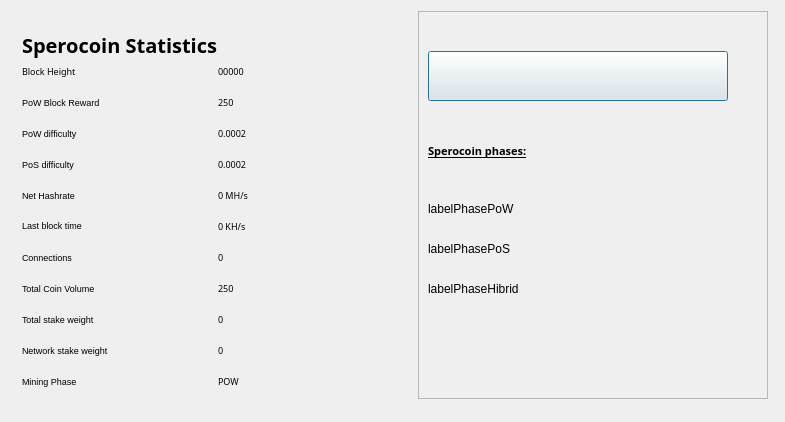
This is src/qt/forms/statisticspage.ui in LightBurdenOfficial/SperoCoin_Android as Qt 5 draws it before an edit. The edited form follows.
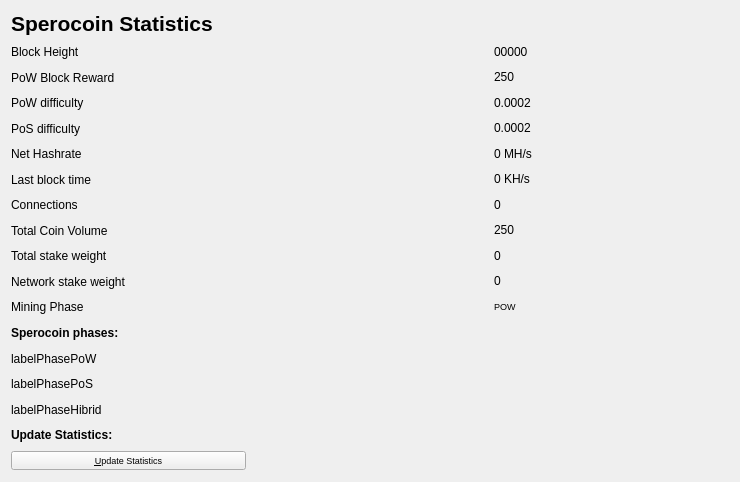
This is the edited form. Icons and pictures are not drawn.

Commit message: Mudança de Layout - Versão Final

The edit to the form file:
```diff
--- a/src/qt/forms/statisticspage.ui
+++ b/src/qt/forms/statisticspage.ui
@@ -9,610 +9,493 @@
    <rect>
     <x>0</x>
     <y>0</y>
-    <width>785</width>
-    <height>422</height>
+    <width>740</width>
+    <height>482</height>
    </rect>
   </property>
   <property name="windowTitle">
    <string>Digging</string>
   </property>
-  <property name="styleSheet">
-   <string notr="true">font: 75 5pt &quot;Century Gothic&quot;;</string>
-  </property>
-  <layout class="QGridLayout" name="gridLayout">
-   <property name="sizeConstraint">
-    <enum>QLayout::SetMaximumSize</enum>
-   </property>
-   <item row="0" column="1" colspan="2">
-    <widget class="QFrame" name="frame">
-     <property name="sizePolicy">
-      <sizepolicy hsizetype="Preferred" vsizetype="Preferred">
-       <horstretch>0</horstretch>
-       <verstretch>0</verstretch>
-      </sizepolicy>
-     </property>
-     <property name="minimumSize">
-      <size>
-       <width>350</width>
-       <height>0</height>
-      </size>
-     </property>
-     <property name="frameShape">
-      <enum>QFrame::StyledPanel</enum>
-     </property>
-     <property name="frameShadow">
-      <enum>QFrame::Raised</enum>
-     </property>
-     <widget class="QLabel" name="label">
-      <property name="geometry">
-       <rect>
-        <x>10</x>
-        <y>100</y>
-        <width>200</width>
-        <height>81</height>
-       </rect>
-      </property>
-      <property name="font">
-       <font>
-        <family>Century Gothic</family>
-        <pointsize>8</pointsize>
-        <weight>9</weight>
-        <italic>false</italic>
-        <bold>false</bold>
-       </font>
-      </property>
-      <property name="styleSheet">
-       <string notr="true">font: 75 8pt &quot;Century Gothic&quot;;</string>
-      </property>
-      <property name="text">
-       <string>&lt;html&gt;&lt;head/&gt;&lt;body&gt;&lt;p&gt;&lt;span style=&quot; font-size:8pt; font-weight:600; text-decoration: underline;&quot;&gt;Sperocoin phases:&lt;/span&gt;&lt;/p&gt;&lt;/body&gt;&lt;/html&gt;</string>
-      </property>
-     </widget>
-     <widget class="QLabel" name="labelPhasePoW">
-      <property name="geometry">
-       <rect>
-        <x>10</x>
-        <y>190</y>
-        <width>300</width>
-        <height>16</height>
-       </rect>
-      </property>
-      <property name="minimumSize">
-       <size>
-        <width>0</width>
-        <height>0</height>
-       </size>
-      </property>
-      <property name="styleSheet">
-       <string notr="true">font: 75 7pt &quot;Century Gothic&quot;;</string>
-      </property>
-      <property name="text">
-       <string>labelPhasePoW</string>
-      </property>
-     </widget>
-     <widget class="QLabel" name="labelPhasePoS">
-      <property name="geometry">
-       <rect>
-        <x>10</x>
-        <y>230</y>
-        <width>300</width>
-        <height>16</height>
-       </rect>
-      </property>
-      <property name="styleSheet">
-       <string notr="true">font: 75 7pt &quot;Century Gothic&quot;;</string>
-      </property>
-      <property name="text">
-       <string>labelPhasePoS</string>
-      </property>
-     </widget>
-     <widget class="QLabel" name="labelPhaseHibrid">
-      <property name="geometry">
-       <rect>
-        <x>10</x>
-        <y>270</y>
-        <width>300</width>
-        <height>16</height>
-       </rect>
-      </property>
-      <property name="styleSheet">
-       <string notr="true">font: 75 7pt &quot;Century Gothic&quot;;</string>
-      </property>
-      <property name="text">
-       <string>labelPhaseHibrid</string>
-      </property>
-     </widget>
-     <widget class="QPushButton" name="startButton">
-      <property name="geometry">
-       <rect>
-        <x>10</x>
-        <y>40</y>
-        <width>300</width>
-        <height>50</height>
-       </rect>
-      </property>
-      <property name="sizePolicy">
-       <sizepolicy hsizetype="Fixed" vsizetype="Fixed">
-        <horstretch>0</horstretch>
-        <verstretch>0</verstretch>
-       </sizepolicy>
-      </property>
-      <property name="minimumSize">
-       <size>
-        <width>300</width>
-        <height>50</height>
-       </size>
-      </property>
-      <property name="maximumSize">
-       <size>
-        <width>300</width>
-        <height>50</height>
-       </size>
-      </property>
-      <property name="font">
-       <font>
-        <family>Century Gothic</family>
-        <pointsize>5</pointsize>
-        <weight>9</weight>
-        <italic>false</italic>
-        <bold>false</bold>
-       </font>
-      </property>
-      <property name="autoFillBackground">
-       <bool>false</bool>
-      </property>
-      <property name="styleSheet">
-       <string notr="true"/>
-      </property>
-      <property name="text">
-       <string/>
-      </property>
-      <property name="icon">
-       <iconset>
-        <normalon>:/icons/reload</normalon>
-       </iconset>
-      </property>
-      <property name="iconSize">
-       <size>
-        <width>32</width>
-        <height>33</height>
-       </size>
-      </property>
-      <property name="autoDefault">
-       <bool>true</bool>
-      </property>
-      <property name="default">
-       <bool>true</bool>
-      </property>
-     </widget>
-    </widget>
-   </item>
+  <layout class="QVBoxLayout" name="verticalLayout_2">
+   <item>
+    <layout class="QGridLayout" name="gridLayout_2">
    <item row="0" column="0">
-    <widget class="QFrame" name="gridFrame_2">
-     <layout class="QGridLayout" name="gridLayout_4">
-      <item row="3" column="0">
-       <layout class="QHBoxLayout" name="horizontalLayout_4">
-        <property name="spacing">
-         <number>7</number>
-        </property>
-        <item>
          <widget class="QLabel" name="label_5">
           <property name="font">
            <font>
-            <family>Century Gothic</family>
-            <pointsize>12</pointsize>
-            <weight>9</weight>
-            <italic>false</italic>
-            <bold>false</bold>
-           </font>
-          </property>
-          <property name="styleSheet">
-           <string notr="true">font: 75 12pt &quot;Century Gothic&quot;;</string>
-          </property>
+         <pointsize>16</pointsize>
+         <weight>75</weight>
+         <bold>true</bold>
+        </font>
+       </property>
           <property name="text">
-           <string>&lt;html&gt;&lt;head/&gt;&lt;body&gt;&lt;p&gt;&lt;span style=&quot; font-size:20px; font-weight:600; color:#000000;&quot;&gt;Sperocoin Statistics&lt;/span&gt;&lt;/p&gt;&lt;/body&gt;&lt;/html&gt;</string>
+        <string>Sperocoin Statistics</string>
           </property>
          </widget>
         </item>
-        <item>
-         <spacer name="horizontalSpacer_2">
-          <property name="orientation">
-           <enum>Qt::Horizontal</enum>
-          </property>
-          <property name="sizeType">
-           <enum>QSizePolicy::Expanding</enum>
-          </property>
-          <property name="sizeHint" stdset="0">
-           <size>
-            <width>40</width>
-            <height>20</height>
-           </size>
-          </property>
-         </spacer>
-        </item>
-       </layout>
-      </item>
-      <item row="4" column="0">
-       <layout class="QFormLayout" name="formLayout_2">
-        <property name="fieldGrowthPolicy">
-         <enum>QFormLayout::FieldsStayAtSizeHint</enum>
-        </property>
-        <property name="horizontalSpacing">
-         <number>110</number>
-        </property>
-        <property name="verticalSpacing">
-         <number>18</number>
-        </property>
-        <property name="rightMargin">
-         <number>0</number>
-        </property>
         <item row="1" column="0">
          <widget class="QLabel" name="label_14">
           <property name="font">
            <font>
-            <family>Century Gothic</family>
-            <pointsize>7</pointsize>
-            <weight>9</weight>
-            <italic>false</italic>
-            <bold>false</bold>
-           </font>
-          </property>
-          <property name="styleSheet">
-           <string notr="true">font: 75 7pt &quot;Century Gothic&quot;;</string>
-          </property>
+         <pointsize>9</pointsize>
+        </font>
+       </property>
           <property name="text">
-           <string>&lt;html&gt;&lt;head/&gt;&lt;body&gt;&lt;p&gt;&lt;span style=&quot; font-size:7pt;&quot;&gt;Block Height&lt;/span&gt;&lt;/p&gt;&lt;/body&gt;&lt;/html&gt;</string>
+        <string>Block Height</string>
           </property>
          </widget>
         </item>
-        <item row="1" column="1">
+     <item row="1" column="2">
          <widget class="QLabel" name="heightBox">
           <property name="font">
            <font>
-            <family>Century Gothic</family>
-            <pointsize>7</pointsize>
-            <weight>9</weight>
-            <italic>false</italic>
-            <bold>false</bold>
-           </font>
-          </property>
-          <property name="styleSheet">
-           <string notr="true">font: 75 7pt &quot;Century Gothic&quot;;</string>
+         <pointsize>9</pointsize>
+        </font>
+       </property>
+       <property name="cursor">
+        <cursorShape>IBeamCursor</cursorShape>
           </property>
           <property name="text">
            <string>00000</string>
           </property>
           <property name="textInteractionFlags">
-           <set>Qt::LinksAccessibleByMouse|Qt::TextSelectableByMouse</set>
+        <set>Qt::LinksAccessibleByMouse|Qt::TextSelectableByKeyboard|Qt::TextSelectableByMouse</set>
           </property>
          </widget>
         </item>
         <item row="2" column="0">
          <widget class="QLabel" name="label_12">
-          <property name="styleSheet">
-           <string notr="true">font: 75 7pt &quot;Century Gothic&quot;;</string>
+       <property name="font">
+        <font>
+         <pointsize>9</pointsize>
+        </font>
           </property>
           <property name="text">
-           <string>&lt;html&gt;&lt;head/&gt;&lt;body&gt;&lt;p&gt;&lt;span style=&quot; font-size:7pt;&quot;&gt;PoW Block Reward&lt;/span&gt;&lt;/p&gt;&lt;/body&gt;&lt;/html&gt;</string>
+        <string>PoW Block Reward</string>
           </property>
          </widget>
         </item>
-        <item row="2" column="1">
+     <item row="2" column="2">
          <widget class="QLabel" name="rewardBox">
           <property name="font">
            <font>
-            <family>Century Gothic</family>
-            <pointsize>7</pointsize>
-            <weight>9</weight>
-            <italic>false</italic>
-            <bold>false</bold>
-           </font>
-          </property>
-          <property name="styleSheet">
-           <string notr="true">font: 75 7pt &quot;Century Gothic&quot;;</string>
+         <pointsize>9</pointsize>
+        </font>
+       </property>
+       <property name="cursor">
+        <cursorShape>IBeamCursor</cursorShape>
           </property>
           <property name="text">
            <string>250</string>
           </property>
-         </widget>
-        </item>
-        <item row="3" column="0">
+       <property name="textInteractionFlags">
+        <set>Qt::LinksAccessibleByMouse|Qt::TextSelectableByKeyboard|Qt::TextSelectableByMouse</set>
+       </property>
+      </widget>
+     </item>
+     <item row="3" column="0" colspan="2">
          <widget class="QLabel" name="label_13">
-          <property name="styleSheet">
-           <string notr="true">font: 75 7pt &quot;Century Gothic&quot;;</string>
+       <property name="font">
+        <font>
+         <pointsize>9</pointsize>
+        </font>
           </property>
           <property name="text">
-           <string>&lt;html&gt;&lt;head/&gt;&lt;body&gt;&lt;p&gt;&lt;span style=&quot; font-size:7pt;&quot;&gt;PoW difficulty&lt;/span&gt;&lt;/p&gt;&lt;/body&gt;&lt;/html&gt;</string>
+        <string>PoW difficulty</string>
           </property>
          </widget>
         </item>
-        <item row="3" column="1">
+     <item row="3" column="2">
          <widget class="QLabel" name="diffBox">
           <property name="font">
            <font>
-            <family>Century Gothic</family>
-            <pointsize>7</pointsize>
-            <weight>9</weight>
-            <italic>false</italic>
-            <bold>false</bold>
-           </font>
-          </property>
-          <property name="styleSheet">
-           <string notr="true">font: 75 7pt &quot;Century Gothic&quot;;</string>
+         <pointsize>9</pointsize>
+        </font>
+       </property>
+       <property name="cursor">
+        <cursorShape>IBeamCursor</cursorShape>
           </property>
           <property name="text">
            <string>0.0002</string>
           </property>
+       <property name="textInteractionFlags">
+        <set>Qt::LinksAccessibleByMouse|Qt::TextSelectableByKeyboard|Qt::TextSelectableByMouse</set>
+       </property>
          </widget>
         </item>
         <item row="4" column="0">
          <widget class="QLabel" name="label_9">
-          <property name="styleSheet">
-           <string notr="true">font: 75 7pt &quot;Century Gothic&quot;;</string>
+       <property name="font">
+        <font>
+         <pointsize>9</pointsize>
+        </font>
           </property>
           <property name="text">
-           <string>&lt;html&gt;&lt;head/&gt;&lt;body&gt;&lt;p&gt;&lt;span style=&quot; font-size:7pt;&quot;&gt;PoS difficulty&lt;/span&gt;&lt;/p&gt;&lt;/body&gt;&lt;/html&gt;</string>
+        <string>PoS difficulty</string>
           </property>
          </widget>
         </item>
-        <item row="4" column="1">
+     <item row="4" column="2">
          <widget class="QLabel" name="diffBox2">
           <property name="font">
            <font>
-            <family>Century Gothic</family>
-            <pointsize>7</pointsize>
-            <weight>9</weight>
-            <italic>false</italic>
-            <bold>false</bold>
-           </font>
-          </property>
-          <property name="styleSheet">
-           <string notr="true">font: 75 7pt &quot;Century Gothic&quot;;</string>
+         <pointsize>9</pointsize>
+        </font>
+       </property>
+       <property name="cursor">
+        <cursorShape>IBeamCursor</cursorShape>
           </property>
           <property name="text">
            <string>0.0002</string>
           </property>
+       <property name="textInteractionFlags">
+        <set>Qt::LinksAccessibleByMouse|Qt::TextSelectableByKeyboard|Qt::TextSelectableByMouse</set>
+       </property>
          </widget>
         </item>
         <item row="5" column="0">
          <widget class="QLabel" name="label_16">
-          <property name="styleSheet">
-           <string notr="true">font: 75 7pt &quot;Century Gothic&quot;;</string>
+       <property name="font">
+        <font>
+         <pointsize>9</pointsize>
+        </font>
           </property>
           <property name="text">
-           <string>&lt;html&gt;&lt;head/&gt;&lt;body&gt;&lt;p&gt;&lt;span style=&quot; font-size:7pt;&quot;&gt;Net Hashrate&lt;/span&gt;&lt;/p&gt;&lt;/body&gt;&lt;/html&gt;</string>
+        <string>Net Hashrate</string>
           </property>
          </widget>
         </item>
-        <item row="5" column="1">
+     <item row="5" column="2">
          <widget class="QLabel" name="pawrateBox">
           <property name="font">
            <font>
-            <family>Century Gothic</family>
-            <pointsize>7</pointsize>
-            <weight>9</weight>
-            <italic>false</italic>
-            <bold>false</bold>
-           </font>
-          </property>
-          <property name="styleSheet">
-           <string notr="true">font: 75 7pt &quot;Century Gothic&quot;;</string>
+         <pointsize>9</pointsize>
+        </font>
+       </property>
+       <property name="cursor">
+        <cursorShape>IBeamCursor</cursorShape>
           </property>
           <property name="text">
            <string>0 MH/s</string>
           </property>
+       <property name="textInteractionFlags">
+        <set>Qt::LinksAccessibleByMouse|Qt::TextSelectableByKeyboard|Qt::TextSelectableByMouse</set>
+       </property>
          </widget>
         </item>
         <item row="6" column="0">
          <widget class="QLabel" name="label3_2">
-          <property name="sizePolicy">
-           <sizepolicy hsizetype="Preferred" vsizetype="Maximum">
-            <horstretch>0</horstretch>
-            <verstretch>0</verstretch>
-           </sizepolicy>
-          </property>
-          <property name="styleSheet">
-           <string notr="true">font: 75 7pt &quot;Century Gothic&quot;;</string>
+       <property name="font">
+        <font>
+         <pointsize>9</pointsize>
+        </font>
           </property>
           <property name="text">
-           <string>&lt;html&gt;&lt;head/&gt;&lt;body&gt;&lt;p&gt;&lt;span style=&quot; font-size:7pt;&quot;&gt;Last block time&lt;/span&gt;&lt;/p&gt;&lt;/body&gt;&lt;/html&gt;</string>
+        <string>Last block time</string>
           </property>
          </widget>
         </item>
-        <item row="6" column="1">
+     <item row="6" column="2">
          <widget class="QLabel" name="localBox">
           <property name="font">
            <font>
-            <family>Century Gothic</family>
-            <pointsize>7</pointsize>
-            <weight>9</weight>
-            <italic>false</italic>
-            <bold>false</bold>
-           </font>
-          </property>
-          <property name="styleSheet">
-           <string notr="true">font: 75 7pt &quot;Century Gothic&quot;;</string>
+         <pointsize>9</pointsize>
+        </font>
+       </property>
+       <property name="cursor">
+        <cursorShape>IBeamCursor</cursorShape>
           </property>
           <property name="text">
            <string>0 KH/s</string>
           </property>
+       <property name="textInteractionFlags">
+        <set>Qt::LinksAccessibleByMouse|Qt::TextSelectableByKeyboard|Qt::TextSelectableByMouse</set>
+       </property>
          </widget>
         </item>
         <item row="7" column="0">
          <widget class="QLabel" name="label1_2">
-          <property name="styleSheet">
-           <string notr="true">font: 75 7pt &quot;Century Gothic&quot;;</string>
+       <property name="font">
+        <font>
+         <pointsize>9</pointsize>
+        </font>
           </property>
           <property name="text">
-           <string>&lt;html&gt;&lt;head/&gt;&lt;body&gt;&lt;p&gt;&lt;span style=&quot; font-size:7pt;&quot;&gt;Connections&lt;/span&gt;&lt;/p&gt;&lt;/body&gt;&lt;/html&gt;</string>
+        <string>Connections</string>
           </property>
          </widget>
         </item>
-        <item row="7" column="1">
+     <item row="7" column="2">
          <widget class="QLabel" name="connectionBox">
           <property name="font">
            <font>
-            <family>Century Gothic</family>
-            <pointsize>7</pointsize>
-            <weight>9</weight>
-            <italic>false</italic>
-            <bold>false</bold>
-           </font>
-          </property>
-          <property name="styleSheet">
-           <string notr="true">font: 75 7pt &quot;Century Gothic&quot;;</string>
+         <pointsize>9</pointsize>
+        </font>
+       </property>
+       <property name="cursor">
+        <cursorShape>IBeamCursor</cursorShape>
           </property>
           <property name="text">
            <string>0</string>
           </property>
-         </widget>
-        </item>
-        <item row="8" column="0">
+       <property name="textInteractionFlags">
+        <set>Qt::LinksAccessibleByMouse|Qt::TextSelectableByKeyboard|Qt::TextSelectableByMouse</set>
+       </property>
+      </widget>
+     </item>
+     <item row="8" column="0" colspan="2">
          <widget class="QLabel" name="label_8">
-          <property name="styleSheet">
-           <string notr="true">font: 75 7pt &quot;Century Gothic&quot;;</string>
+       <property name="font">
+        <font>
+         <pointsize>9</pointsize>
+        </font>
           </property>
           <property name="text">
-           <string>&lt;html&gt;&lt;head/&gt;&lt;body&gt;&lt;p&gt;&lt;span style=&quot; font-size:7pt;&quot;&gt;Total Coin Volume&lt;/span&gt;&lt;/p&gt;&lt;/body&gt;&lt;/html&gt;</string>
+        <string>Total Coin Volume</string>
           </property>
          </widget>
         </item>
-        <item row="8" column="1">
+     <item row="8" column="2">
          <widget class="QLabel" name="volumeBox">
           <property name="font">
            <font>
-            <family>Century Gothic</family>
-            <pointsize>7</pointsize>
-            <weight>9</weight>
-            <italic>false</italic>
-            <bold>false</bold>
-           </font>
-          </property>
-          <property name="styleSheet">
-           <string notr="true">font: 75 7pt &quot;Century Gothic&quot;;</string>
+         <pointsize>9</pointsize>
+        </font>
+       </property>
+       <property name="cursor">
+        <cursorShape>IBeamCursor</cursorShape>
           </property>
           <property name="text">
            <string>250</string>
           </property>
+       <property name="textInteractionFlags">
+        <set>Qt::LinksAccessibleByMouse|Qt::TextSelectableByKeyboard|Qt::TextSelectableByMouse</set>
+       </property>
          </widget>
         </item>
         <item row="9" column="0">
          <widget class="QLabel" name="label_10">
-          <property name="styleSheet">
-           <string notr="true">font: 75 7pt &quot;Century Gothic&quot;;</string>
+       <property name="font">
+        <font>
+         <pointsize>9</pointsize>
+        </font>
           </property>
           <property name="text">
-           <string>&lt;html&gt;&lt;head/&gt;&lt;body&gt;&lt;p&gt;&lt;span style=&quot; font-size:7pt;&quot;&gt;Total stake weight&lt;/span&gt;&lt;/p&gt;&lt;/body&gt;&lt;/html&gt;</string>
+        <string>Total stake weight</string>
           </property>
          </widget>
         </item>
-        <item row="9" column="1">
+     <item row="9" column="2">
          <widget class="QLabel" name="minBox">
           <property name="font">
            <font>
-            <family>Century Gothic</family>
-            <pointsize>7</pointsize>
-            <weight>9</weight>
-            <italic>false</italic>
-            <bold>false</bold>
-           </font>
-          </property>
-          <property name="styleSheet">
-           <string notr="true">font: 75 7pt &quot;Century Gothic&quot;;</string>
+         <pointsize>9</pointsize>
+        </font>
+       </property>
+       <property name="cursor">
+        <cursorShape>IBeamCursor</cursorShape>
           </property>
           <property name="text">
            <string>0</string>
           </property>
+       <property name="textInteractionFlags">
+        <set>Qt::LinksAccessibleByMouse|Qt::TextSelectableByKeyboard|Qt::TextSelectableByMouse</set>
+       </property>
          </widget>
         </item>
         <item row="10" column="0">
          <widget class="QLabel" name="label_11">
-          <property name="styleSheet">
-           <string notr="true">font: 75 7pt &quot;Century Gothic&quot;;</string>
+       <property name="font">
+        <font>
+         <pointsize>9</pointsize>
+        </font>
           </property>
           <property name="text">
-           <string>&lt;html&gt;&lt;head/&gt;&lt;body&gt;&lt;p&gt;&lt;span style=&quot; font-size:7pt;&quot;&gt;Network stake weight&lt;/span&gt;&lt;/p&gt;&lt;/body&gt;&lt;/html&gt;</string>
+        <string>Network stake weight</string>
           </property>
          </widget>
         </item>
-        <item row="10" column="1">
+     <item row="10" column="2">
          <widget class="QLabel" name="maxBox">
           <property name="font">
            <font>
-            <family>Century Gothic</family>
-            <pointsize>7</pointsize>
-            <weight>9</weight>
-            <italic>false</italic>
-            <bold>false</bold>
-           </font>
-          </property>
-          <property name="styleSheet">
-           <string notr="true">font: 75 7pt &quot;Century Gothic&quot;;</string>
+         <pointsize>9</pointsize>
+        </font>
+       </property>
+       <property name="cursor">
+        <cursorShape>IBeamCursor</cursorShape>
           </property>
           <property name="text">
            <string>0</string>
           </property>
+       <property name="textInteractionFlags">
+        <set>Qt::LinksAccessibleByMouse|Qt::TextSelectableByKeyboard|Qt::TextSelectableByMouse</set>
+       </property>
          </widget>
         </item>
         <item row="11" column="0">
          <widget class="QLabel" name="label_15">
-          <property name="styleSheet">
-           <string notr="true">font: 75 7pt &quot;Century Gothic&quot;;</string>
+       <property name="font">
+        <font>
+         <pointsize>9</pointsize>
+        </font>
           </property>
           <property name="text">
-           <string>&lt;html&gt;&lt;head/&gt;&lt;body&gt;&lt;p&gt;&lt;span style=&quot; font-size:7pt;&quot;&gt;Mining Phase&lt;/span&gt;&lt;/p&gt;&lt;/body&gt;&lt;/html&gt;</string>
+        <string>Mining Phase</string>
           </property>
          </widget>
         </item>
-        <item row="11" column="1">
+     <item row="11" column="2">
          <widget class="QLabel" name="cBox">
           <property name="font">
            <font>
-            <family>Century Gothic</family>
             <pointsize>7</pointsize>
-            <weight>9</weight>
-            <italic>false</italic>
-            <bold>false</bold>
-           </font>
-          </property>
-          <property name="styleSheet">
-           <string notr="true">font: 75 7pt &quot;Century Gothic&quot;;</string>
+        </font>
+       </property>
+       <property name="cursor">
+        <cursorShape>IBeamCursor</cursorShape>
           </property>
           <property name="text">
            <string>POW</string>
           </property>
-         </widget>
-        </item>
-       </layout>
-      </item>
-      <item row="2" column="0">
+       <property name="textInteractionFlags">
+        <set>Qt::LinksAccessibleByMouse|Qt::TextSelectableByKeyboard|Qt::TextSelectableByMouse</set>
+       </property>
+      </widget>
+     </item>
+     <item row="12" column="0">
+      <widget class="QLabel" name="label_15">
+       <property name="font">
+        <font>
+         <pointsize>9</pointsize>
+         <weight>75</weight>
+         <bold>true</bold>
+        </font>
+       </property>
+       <property name="text">
+        <string>Sperocoin phases:</string>
+       </property>
+      </widget>
+     </item>
+     <item row="12" column="1">
        <spacer name="verticalSpacer_2">
         <property name="orientation">
          <enum>Qt::Vertical</enum>
         </property>
+       <property name="sizeType">
+        <enum>QSizePolicy::Preferred</enum>
+       </property>
         <property name="sizeHint" stdset="0">
          <size>
-          <width>322</width>
-          <height>37</height>
+         <width>20</width>
+         <height>20</height>
          </size>
         </property>
        </spacer>
       </item>
-     </layout>
-    </widget>
-   </item>
-   <item row="1" column="0" colspan="4">
+     <item row="13" column="0">
+      <widget class="QLabel" name="labelPhasePoW">
+       <property name="font">
+        <font>
+         <pointsize>9</pointsize>
+        </font>
+       </property>
+       <property name="text">
+        <string>labelPhasePoW</string>
+       </property>
+      </widget>
+     </item>
+     <item row="14" column="0">
+      <widget class="QLabel" name="labelPhasePoS">
+       <property name="font">
+        <font>
+         <pointsize>9</pointsize>
+        </font>
+       </property>
+       <property name="text">
+        <string>labelPhasePoS</string>
+       </property>
+      </widget>
+     </item>
+     <item row="15" column="0">
+      <widget class="QLabel" name="labelPhaseHibrid">
+       <property name="font">
+        <font>
+         <pointsize>9</pointsize>
+        </font>
+       </property>
+       <property name="text">
+        <string>labelPhaseHibrid</string>
+       </property>
+      </widget>
+     </item>
+     <item row="16" column="0">
+      <widget class="QLabel" name="labelCLOptions">
+       <property name="font">
+        <font>
+         <weight>75</weight>
+         <bold>true</bold>
+        </font>
+       </property>
+       <property name="text">
+        <string>Update Statistics:</string>
+       </property>
+      </widget>
+     </item>
+     <item row="17" column="0">
+      <widget class="QPushButton" name="startButton">
+       <property name="sizePolicy">
+        <sizepolicy hsizetype="Minimum" vsizetype="Fixed">
+         <horstretch>0</horstretch>
+         <verstretch>0</verstretch>
+        </sizepolicy>
+       </property>
+       <property name="font">
+        <font>
+         <pointsize>7</pointsize>
+        </font>
+       </property>
+       <property name="text">
+        <string>&amp;Update Statistics</string>
+       </property>
+       <property name="autoDefault">
+        <bool>false</bool>
+       </property>
+      </widget>
+     </item>
+     <item row="17" column="1">
     <spacer name="verticalSpacer">
      <property name="orientation">
       <enum>Qt::Vertical</enum>
      </property>
+       <property name="sizeType">
+        <enum>QSizePolicy::Preferred</enum>
+       </property>
      <property name="sizeHint" stdset="0">
       <size>
        <width>20</width>
-       <height>40</height>
+         <height>20</height>
       </size>
      </property>
     </spacer>
+     </item>
+     <item row="16" column="1">
+      <spacer name="verticalSpacer_3">
+       <property name="orientation">
+        <enum>Qt::Vertical</enum>
+       </property>
+       <property name="sizeType">
+        <enum>QSizePolicy::Preferred</enum>
+       </property>
+       <property name="sizeHint" stdset="0">
+        <size>
+         <width>20</width>
+         <height>20</height>
+        </size>
+       </property>
+      </spacer>
+     </item>
+    </layout>
    </item>
   </layout>
  </widget>
```
Lines whose indentation alone changed are shown as unchanged. The commit also changes 16 other files.
